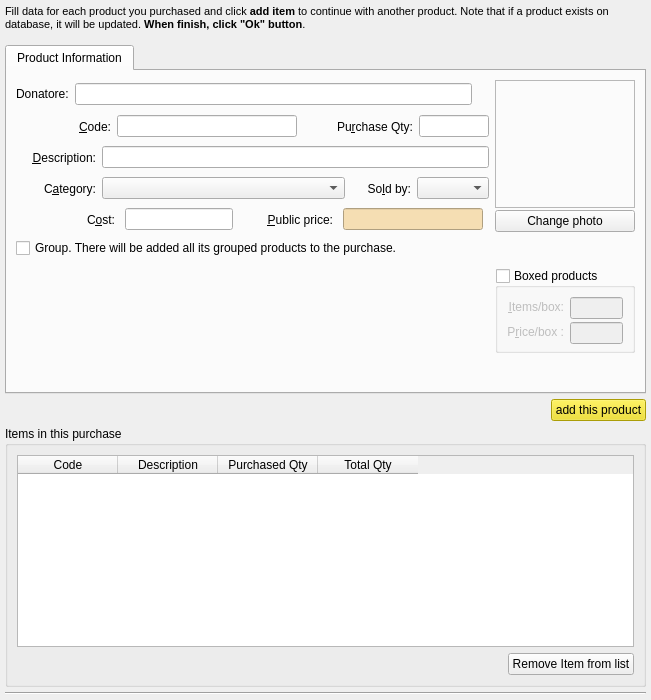
Old version of the form squeeze/src/ui/purchaseeditor.ui in the repository lastprimenumbers/lemonpos.
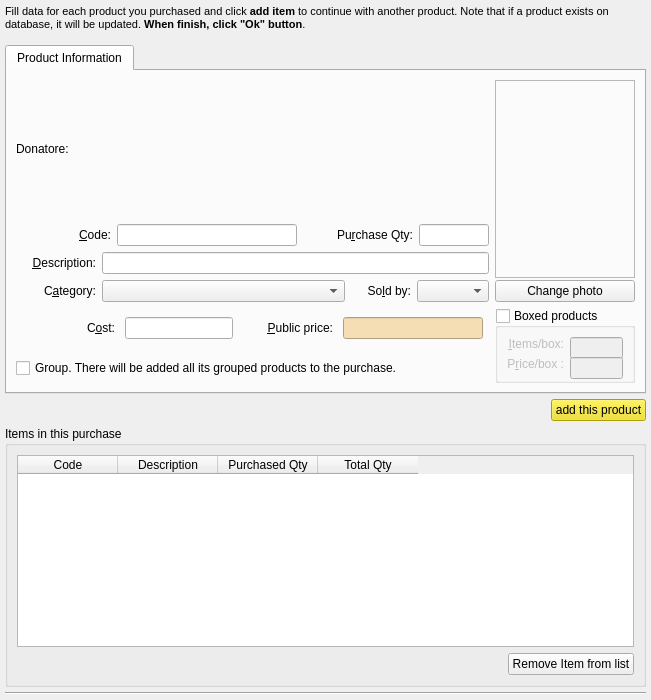
New version of the form. Custom widgets are drawn as their Qt base class.

Commit message: Inidiato widget di ricerca universale per donors e clients. Impossibile applicarlo a products (hanno un code solo numerico). Potrebbe essere un problema se non tutti i prodotti sono EAN.

The edit to the form file:
```diff
--- a/squeeze/src/ui/purchaseeditor.ui
+++ b/squeeze/src/ui/purchaseeditor.ui
@@ -256,307 +256,18 @@
          </item>
         </layout>
        </item>
-       <item row="0" column="0">
-        <layout class="QHBoxLayout" name="horizontalLayout_3">
+       <item row="6" column="0">
+        <layout class="QHBoxLayout" name="horizontalLayout_8">
          <item>
-          <widget class="QLabel" name="label_2">
+          <widget class="QCheckBox" name="chIsAGroup">
            <property name="text">
-            <string>Donatore:</string>
+            <string>Group. There will be added all its grouped products to the purchase.</string>
            </property>
           </widget>
          </item>
-         <item>
-          <widget class="QLineEdit" name="editDonor"/>
-         </item>
-         <item>
-          <widget class="QWidget" name="widgetPurchase" native="true">
-           <property name="sizePolicy">
-            <sizepolicy hsizetype="Maximum" vsizetype="Maximum">
-             <horstretch>0</horstretch>
-             <verstretch>0</verstretch>
-            </sizepolicy>
-           </property>
-           <property name="maximumSize">
-            <size>
-             <width>16777215</width>
-             <height>16777215</height>
-            </size>
-           </property>
-           <layout class="QHBoxLayout" name="horizontalLayout_9">
-            <property name="spacing">
-             <number>4</number>
-            </property>
-            <property name="leftMargin">
-             <number>10</number>
-            </property>
-            <property name="topMargin">
-             <number>1</number>
-            </property>
-            <property name="rightMargin">
-             <number>1</number>
-            </property>
-            <property name="bottomMargin">
-             <number>1</number>
-            </property>
-           </layout>
-          </widget>
-         </item>
         </layout>
        </item>
-       <item row="1" column="0">
-        <layout class="QHBoxLayout" name="horizontalLayout_7">
-         <item>
-          <widget class="QLabel" name="label_5">
-           <property name="sizePolicy">
-            <sizepolicy hsizetype="Minimum" vsizetype="Preferred">
-             <horstretch>0</horstretch>
-             <verstretch>0</verstretch>
-            </sizepolicy>
-           </property>
-           <property name="minimumSize">
-            <size>
-             <width>0</width>
-             <height>0</height>
-            </size>
-           </property>
-           <property name="maximumSize">
-            <size>
-             <width>95</width>
-             <height>16777215</height>
-            </size>
-           </property>
-           <property name="layoutDirection">
-            <enum>Qt::LeftToRight</enum>
-           </property>
-           <property name="text">
-            <string>&amp;Code:</string>
-           </property>
-           <property name="alignment">
-            <set>Qt::AlignRight|Qt::AlignTrailing|Qt::AlignVCenter</set>
-           </property>
-           <property name="buddy">
-            <cstring>editCode</cstring>
-           </property>
-          </widget>
-         </item>
-         <item>
-          <widget class="QLineEdit" name="editCode">
-           <property name="sizePolicy">
-            <sizepolicy hsizetype="Maximum" vsizetype="Fixed">
-             <horstretch>0</horstretch>
-             <verstretch>0</verstretch>
-            </sizepolicy>
-           </property>
-           <property name="minimumSize">
-            <size>
-             <width>180</width>
-             <height>0</height>
-            </size>
-           </property>
-           <property name="maximumSize">
-            <size>
-             <width>200</width>
-             <height>16777215</height>
-            </size>
-           </property>
-          </widget>
-         </item>
-         <item>
-          <widget class="QLabel" name="label_12">
-           <property name="sizePolicy">
-            <sizepolicy hsizetype="Minimum" vsizetype="Preferred">
-             <horstretch>0</horstretch>
-             <verstretch>0</verstretch>
-            </sizepolicy>
-           </property>
-           <property name="text">
-            <string>Pu&amp;rchase Qty:</string>
-           </property>
-           <property name="alignment">
-            <set>Qt::AlignRight|Qt::AlignTrailing|Qt::AlignVCenter</set>
-           </property>
-           <property name="buddy">
-            <cstring>editQty</cstring>
-           </property>
-          </widget>
-         </item>
-         <item>
-          <widget class="QLineEdit" name="editQty">
-           <property name="sizePolicy">
-            <sizepolicy hsizetype="Minimum" vsizetype="Fixed">
-             <horstretch>0</horstretch>
-             <verstretch>0</verstretch>
-            </sizepolicy>
-           </property>
-           <property name="minimumSize">
-            <size>
-             <width>20</width>
-             <height>0</height>
-            </size>
-           </property>
-           <property name="maximumSize">
-            <size>
-             <width>70</width>
-             <height>16777215</height>
-            </size>
-           </property>
-          </widget>
-         </item>
-        </layout>
-       </item>
-       <item row="2" column="0">
-        <layout class="QHBoxLayout" name="horizontalLayout_6">
-         <item>
-          <widget class="QLabel" name="label_16">
-           <property name="sizePolicy">
-            <sizepolicy hsizetype="Minimum" vsizetype="Preferred">
-             <horstretch>0</horstretch>
-             <verstretch>0</verstretch>
-            </sizepolicy>
-           </property>
-           <property name="minimumSize">
-            <size>
-             <width>80</width>
-             <height>0</height>
-            </size>
-           </property>
-           <property name="maximumSize">
-            <size>
-             <width>95</width>
-             <height>16777215</height>
-            </size>
-           </property>
-           <property name="layoutDirection">
-            <enum>Qt::LeftToRight</enum>
-           </property>
-           <property name="text">
-            <string>&amp;Description:</string>
-           </property>
-           <property name="alignment">
-            <set>Qt::AlignRight|Qt::AlignTrailing|Qt::AlignVCenter</set>
-           </property>
-           <property name="buddy">
-            <cstring>editDesc</cstring>
-           </property>
-          </widget>
-         </item>
-         <item>
-          <widget class="QLineEdit" name="editDesc">
-           <property name="sizePolicy">
-            <sizepolicy hsizetype="MinimumExpanding" vsizetype="Fixed">
-             <horstretch>0</horstretch>
-             <verstretch>0</verstretch>
-            </sizepolicy>
-           </property>
-          </widget>
-         </item>
-        </layout>
-       </item>
-       <item row="3" column="0">
-        <layout class="QHBoxLayout" name="horizontalLayout_4">
-         <item>
-          <widget class="QLabel" name="label_8">
-           <property name="sizePolicy">
-            <sizepolicy hsizetype="Minimum" vsizetype="Preferred">
-             <horstretch>0</horstretch>
-             <verstretch>0</verstretch>
-            </sizepolicy>
-           </property>
-           <property name="minimumSize">
-            <size>
-             <width>80</width>
-             <height>0</height>
-            </size>
-           </property>
-           <property name="maximumSize">
-            <size>
-             <width>95</width>
-             <height>16777215</height>
-            </size>
-           </property>
-           <property name="layoutDirection">
-            <enum>Qt::LeftToRight</enum>
-           </property>
-           <property name="text">
-            <string>C&amp;ategory:</string>
-           </property>
-           <property name="alignment">
-            <set>Qt::AlignRight|Qt::AlignTrailing|Qt::AlignVCenter</set>
-           </property>
-           <property name="buddy">
-            <cstring>categoriesCombo</cstring>
-           </property>
-          </widget>
-         </item>
-         <item>
-          <widget class="QComboBox" name="categoriesCombo">
-           <property name="sizePolicy">
-            <sizepolicy hsizetype="MinimumExpanding" vsizetype="Fixed">
-             <horstretch>0</horstretch>
-             <verstretch>0</verstretch>
-            </sizepolicy>
-           </property>
-          </widget>
-         </item>
-         <item>
-          <widget class="QLabel" name="label_17">
-           <property name="sizePolicy">
-            <sizepolicy hsizetype="Minimum" vsizetype="Preferred">
-             <horstretch>0</horstretch>
-             <verstretch>0</verstretch>
-            </sizepolicy>
-           </property>
-           <property name="minimumSize">
-            <size>
-             <width>60</width>
-             <height>0</height>
-            </size>
-           </property>
-           <property name="maximumSize">
-            <size>
-             <width>95</width>
-             <height>16777215</height>
-            </size>
-           </property>
-           <property name="layoutDirection">
-            <enum>Qt::LeftToRight</enum>
-           </property>
-           <property name="text">
-            <string>So&amp;ld by:</string>
-           </property>
-           <property name="alignment">
-            <set>Qt::AlignRight|Qt::AlignTrailing|Qt::AlignVCenter</set>
-           </property>
-           <property name="buddy">
-            <cstring>measuresCombo</cstring>
-           </property>
-          </widget>
-         </item>
-         <item>
-          <widget class="QComboBox" name="measuresCombo">
-           <property name="sizePolicy">
-            <sizepolicy hsizetype="Minimum" vsizetype="Fixed">
-             <horstretch>0</horstretch>
-             <verstretch>0</verstretch>
-            </sizepolicy>
-           </property>
-           <property name="minimumSize">
-            <size>
-             <width>0</width>
-             <height>0</height>
-            </size>
-           </property>
-           <property name="maximumSize">
-            <size>
-             <width>200</width>
-             <height>16777215</height>
-            </size>
-           </property>
-          </widget>
-         </item>
-        </layout>
-       </item>
-       <item row="4" column="0">
+       <item row="5" column="0">
         <layout class="QHBoxLayout" name="_6">
          <item>
           <widget class="QLabel" name="label_9">
@@ -675,13 +386,309 @@
          </item>
         </layout>
        </item>
-       <item row="5" column="0">
-        <layout class="QHBoxLayout" name="horizontalLayout_8">
+       <item row="4" column="0">
+        <layout class="QHBoxLayout" name="horizontalLayout_4">
          <item>
-          <widget class="QCheckBox" name="chIsAGroup">
+          <widget class="QLabel" name="label_8">
+           <property name="sizePolicy">
+            <sizepolicy hsizetype="Minimum" vsizetype="Preferred">
+             <horstretch>0</horstretch>
+             <verstretch>0</verstretch>
+            </sizepolicy>
+           </property>
+           <property name="minimumSize">
+            <size>
+             <width>80</width>
+             <height>0</height>
+            </size>
+           </property>
+           <property name="maximumSize">
+            <size>
+             <width>95</width>
+             <height>16777215</height>
+            </size>
+           </property>
+           <property name="layoutDirection">
+            <enum>Qt::LeftToRight</enum>
+           </property>
            <property name="text">
-            <string>Group. There will be added all its grouped products to the purchase.</string>
+            <string>C&amp;ategory:</string>
            </property>
+           <property name="alignment">
+            <set>Qt::AlignRight|Qt::AlignTrailing|Qt::AlignVCenter</set>
+           </property>
+           <property name="buddy">
+            <cstring>categoriesCombo</cstring>
+           </property>
+          </widget>
+         </item>
+         <item>
+          <widget class="QComboBox" name="categoriesCombo">
+           <property name="sizePolicy">
+            <sizepolicy hsizetype="MinimumExpanding" vsizetype="Fixed">
+             <horstretch>0</horstretch>
+             <verstretch>0</verstretch>
+            </sizepolicy>
+           </property>
+          </widget>
+         </item>
+         <item>
+          <widget class="QLabel" name="label_17">
+           <property name="sizePolicy">
+            <sizepolicy hsizetype="Minimum" vsizetype="Preferred">
+             <horstretch>0</horstretch>
+             <verstretch>0</verstretch>
+            </sizepolicy>
+           </property>
+           <property name="minimumSize">
+            <size>
+             <width>60</width>
+             <height>0</height>
+            </size>
+           </property>
+           <property name="maximumSize">
+            <size>
+             <width>95</width>
+             <height>16777215</height>
+            </size>
+           </property>
+           <property name="layoutDirection">
+            <enum>Qt::LeftToRight</enum>
+           </property>
+           <property name="text">
+            <string>So&amp;ld by:</string>
+           </property>
+           <property name="alignment">
+            <set>Qt::AlignRight|Qt::AlignTrailing|Qt::AlignVCenter</set>
+           </property>
+           <property name="buddy">
+            <cstring>measuresCombo</cstring>
+           </property>
+          </widget>
+         </item>
+         <item>
+          <widget class="QComboBox" name="measuresCombo">
+           <property name="sizePolicy">
+            <sizepolicy hsizetype="Minimum" vsizetype="Fixed">
+             <horstretch>0</horstretch>
+             <verstretch>0</verstretch>
+            </sizepolicy>
+           </property>
+           <property name="minimumSize">
+            <size>
+             <width>0</width>
+             <height>0</height>
+            </size>
+           </property>
+           <property name="maximumSize">
+            <size>
+             <width>200</width>
+             <height>16777215</height>
+            </size>
+           </property>
+          </widget>
+         </item>
+        </layout>
+       </item>
+       <item row="3" column="0">
+        <layout class="QHBoxLayout" name="horizontalLayout_6">
+         <item>
+          <widget class="QLabel" name="label_16">
+           <property name="sizePolicy">
+            <sizepolicy hsizetype="Minimum" vsizetype="Preferred">
+             <horstretch>0</horstretch>
+             <verstretch>0</verstretch>
+            </sizepolicy>
+           </property>
+           <property name="minimumSize">
+            <size>
+             <width>80</width>
+             <height>0</height>
+            </size>
+           </property>
+           <property name="maximumSize">
+            <size>
+             <width>95</width>
+             <height>16777215</height>
+            </size>
+           </property>
+           <property name="layoutDirection">
+            <enum>Qt::LeftToRight</enum>
+           </property>
+           <property name="text">
+            <string>&amp;Description:</string>
+           </property>
+           <property name="alignment">
+            <set>Qt::AlignRight|Qt::AlignTrailing|Qt::AlignVCenter</set>
+           </property>
+           <property name="buddy">
+            <cstring>editDesc</cstring>
+           </property>
+          </widget>
+         </item>
+         <item>
+          <widget class="QLineEdit" name="editDesc">
+           <property name="sizePolicy">
+            <sizepolicy hsizetype="MinimumExpanding" vsizetype="Fixed">
+             <horstretch>0</horstretch>
+             <verstretch>0</verstretch>
+            </sizepolicy>
+           </property>
+          </widget>
+         </item>
+        </layout>
+       </item>
+       <item row="2" column="0">
+        <layout class="QHBoxLayout" name="horizontalLayout_7">
+         <item>
+          <widget class="QLabel" name="label_5">
+           <property name="sizePolicy">
+            <sizepolicy hsizetype="Minimum" vsizetype="Preferred">
+             <horstretch>0</horstretch>
+             <verstretch>0</verstretch>
+            </sizepolicy>
+           </property>
+           <property name="minimumSize">
+            <size>
+             <width>0</width>
+             <height>0</height>
+            </size>
+           </property>
+           <property name="maximumSize">
+            <size>
+             <width>95</width>
+             <height>16777215</height>
+            </size>
+           </property>
+           <property name="layoutDirection">
+            <enum>Qt::LeftToRight</enum>
+           </property>
+           <property name="text">
+            <string>&amp;Code:</string>
+           </property>
+           <property name="alignment">
+            <set>Qt::AlignRight|Qt::AlignTrailing|Qt::AlignVCenter</set>
+           </property>
+           <property name="buddy">
+            <cstring>editCode</cstring>
+           </property>
+          </widget>
+         </item>
+         <item>
+          <widget class="QLineEdit" name="editCode">
+           <property name="sizePolicy">
+            <sizepolicy hsizetype="Maximum" vsizetype="Fixed">
+             <horstretch>0</horstretch>
+             <verstretch>0</verstretch>
+            </sizepolicy>
+           </property>
+           <property name="minimumSize">
+            <size>
+             <width>180</width>
+             <height>0</height>
+            </size>
+           </property>
+           <property name="maximumSize">
+            <size>
+             <width>200</width>
+             <height>16777215</height>
+            </size>
+           </property>
+          </widget>
+         </item>
+         <item>
+          <widget class="QLabel" name="label_12">
+           <property name="sizePolicy">
+            <sizepolicy hsizetype="Minimum" vsizetype="Preferred">
+             <horstretch>0</horstretch>
+             <verstretch>0</verstretch>
+            </sizepolicy>
+           </property>
+           <property name="text">
+            <string>Pu&amp;rchase Qty:</string>
+           </property>
+           <property name="alignment">
+            <set>Qt::AlignRight|Qt::AlignTrailing|Qt::AlignVCenter</set>
+           </property>
+           <property name="buddy">
+            <cstring>editQty</cstring>
+           </property>
+          </widget>
+         </item>
+         <item>
+          <widget class="QLineEdit" name="editQty">
+           <property name="sizePolicy">
+            <sizepolicy hsizetype="Minimum" vsizetype="Fixed">
+             <horstretch>0</horstretch>
+             <verstretch>0</verstretch>
+            </sizepolicy>
+           </property>
+           <property name="minimumSize">
+            <size>
+             <width>20</width>
+             <height>0</height>
+            </size>
+           </property>
+           <property name="maximumSize">
+            <size>
+             <width>70</width>
+             <height>16777215</height>
+            </size>
+           </property>
+          </widget>
+         </item>
+        </layout>
+       </item>
+       <item row="0" column="0" rowspan="2">
+        <layout class="QHBoxLayout" name="horizontalLayout_3">
+         <item>
+          <widget class="QLabel" name="label_2">
+           <property name="text">
+            <string>Donatore:</string>
+           </property>
+          </widget>
+         </item>
+         <item>
+          <widget class="SearchCode" name="editDonor" native="true">
+           <property name="sizePolicy">
+            <sizepolicy hsizetype="MinimumExpanding" vsizetype="MinimumExpanding">
+             <horstretch>0</horstretch>
+             <verstretch>0</verstretch>
+            </sizepolicy>
+           </property>
+          </widget>
+         </item>
+         <item>
+          <widget class="QWidget" name="widgetPurchase" native="true">
+           <property name="sizePolicy">
+            <sizepolicy hsizetype="Maximum" vsizetype="Maximum">
+             <horstretch>0</horstretch>
+             <verstretch>0</verstretch>
+            </sizepolicy>
+           </property>
+           <property name="maximumSize">
+            <size>
+             <width>16777215</width>
+             <height>16777215</height>
+            </size>
+           </property>
+           <layout class="QHBoxLayout" name="horizontalLayout_9">
+            <property name="spacing">
+             <number>4</number>
+            </property>
+            <property name="leftMargin">
+             <number>10</number>
+            </property>
+            <property name="topMargin">
+             <number>1</number>
+            </property>
+            <property name="rightMargin">
+             <number>1</number>
+            </property>
+            <property name="bottomMargin">
+             <number>1</number>
+            </property>
+           </layout>
           </widget>
          </item>
         </layout>
@@ -1156,6 +1163,14 @@
    </item>
   </layout>
  </widget>
+ <customwidgets>
+  <customwidget>
+   <class>SearchCode</class>
+   <extends>QWidget</extends>
+   <header>searchcode.h</header>
+   <container>1</container>
+  </customwidget>
+ </customwidgets>
  <tabstops>
   <tabstop>editFinalPrice</tabstop>
   <tabstop>groupBoxedItem</tabstop>
```
The commit also changes 12 other files.
